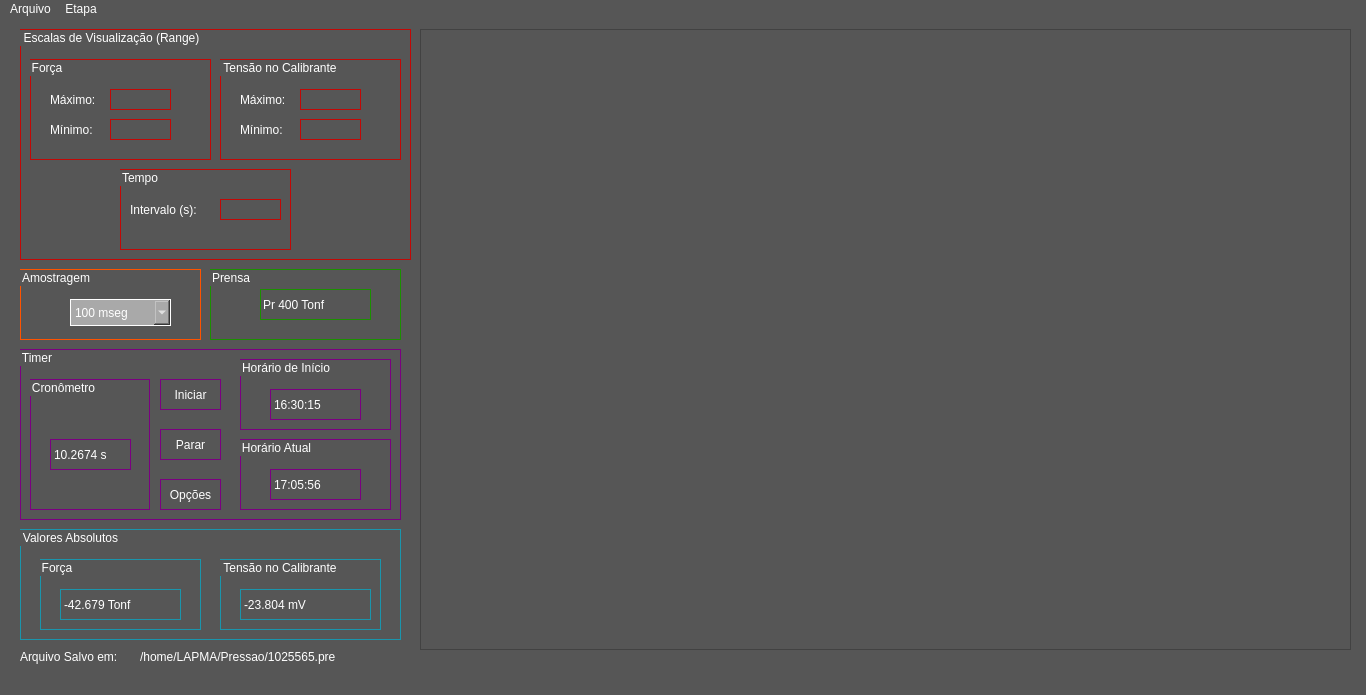
This is Interface/Resources/CalibracaoP.ui in claudinoac/SADAPMAP as Qt 5 draws it before an edit. The edited form follows.
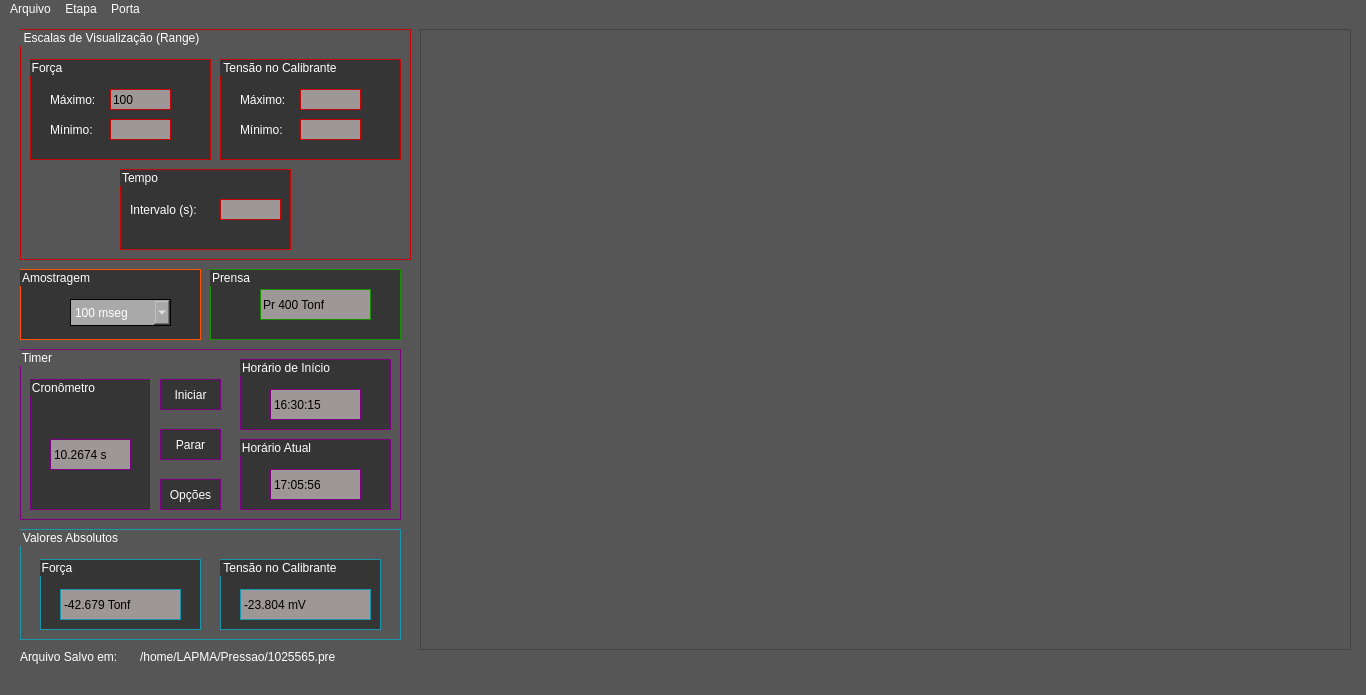
This is the edited form.

Commit message: Separação de classes em arquivos e config. serial na interface

Diff of the .ui file:
```diff
--- a/Interface/Resources/CalibracaoP.ui
+++ b/Interface/Resources/CalibracaoP.ui
@@ -87,6 +87,9 @@
        <height>101</height>
       </rect>
      </property>
+     <property name="styleSheet">
+      <string notr="true">background-color:rgb(53, 53, 53)</string>
+     </property>
      <property name="title">
       <string>Força</string>
      </property>
@@ -99,6 +102,13 @@
         <height>21</height>
        </rect>
       </property>
+      <property name="styleSheet">
+       <string notr="true">color:rgb(0,0,0);
+background-color: rgb(158, 151, 151);</string>
+      </property>
+      <property name="text">
+       <string>100</string>
+      </property>
      </widget>
      <widget class="QLabel" name="f_max_label">
       <property name="geometry">
@@ -141,6 +151,10 @@
         <height>21</height>
        </rect>
       </property>
+      <property name="styleSheet">
+       <string notr="true">color:rgb(0,0,0);
+background-color: rgb(158, 151, 151);</string>
+      </property>
      </widget>
     </widget>
     <widget class="QGroupBox" name="pressaoBox">
@@ -152,6 +166,9 @@
        <height>101</height>
       </rect>
      </property>
+     <property name="styleSheet">
+      <string notr="true">background-color:rgb(53, 53, 53)</string>
+     </property>
      <property name="title">
       <string>Tensão no Calibrante</string>
      </property>
@@ -164,6 +181,10 @@
         <height>21</height>
        </rect>
       </property>
+      <property name="styleSheet">
+       <string notr="true">color:rgb(0,0,0);
+background-color: rgb(158, 151, 151);</string>
+      </property>
      </widget>
      <widget class="QLabel" name="p_max_label">
       <property name="geometry">
@@ -206,6 +227,10 @@
         <height>21</height>
        </rect>
       </property>
+      <property name="styleSheet">
+       <string notr="true">color:rgb(0,0,0);
+background-color: rgb(158, 151, 151);</string>
+      </property>
      </widget>
     </widget>
     <widget class="QGroupBox" name="forcaBox_2">
@@ -217,6 +242,9 @@
        <height>81</height>
       </rect>
      </property>
+     <property name="styleSheet">
+      <string notr="true">background-color:rgb(53, 53, 53)</string>
+     </property>
      <property name="title">
       <string>Tempo</string>
      </property>
@@ -229,6 +257,10 @@
         <height>21</height>
        </rect>
       </property>
+      <property name="styleSheet">
+       <string notr="true">color:rgb(0,0,0);
+background-color: rgb(158, 151, 151);</string>
+      </property>
      </widget>
      <widget class="QLabel" name="f_max_label_2">
       <property name="geometry">
@@ -258,7 +290,8 @@
      </rect>
     </property>
     <property name="styleSheet">
-     <string notr="true">border:1px solid rgb(255, 83, 0);
+     <string notr="true">background-color:rgb(53, 53, 53);
+border:1px solid rgb(255, 83, 0);
 color: rgb(255,255,255);</string>
     </property>
     <property name="title">
@@ -274,8 +307,9 @@
       </rect>
      </property>
      <property name="styleSheet">
-      <string notr="true">border-color: rgb(255,255,255);
+      <string notr="true">border-color: rgb(0,0,0);
 background-color: rgb(169, 169, 169);
+
 </string>
      </property>
      <item>
@@ -349,11 +383,14 @@
        <height>31</height>
       </rect>
      </property>
+     <property name="styleSheet">
+      <string notr="true">background-color:rgb(53, 53, 53)</string>
+     </property>
      <property name="text">
       <string>Opções</string>
      </property>
     </widget>
-    <widget class="QPushButton" name="stopTimerButton">
+    <widget class="QPushButton" name="initTimerButton">
      <property name="geometry">
       <rect>
        <x>140</x>
@@ -362,6 +399,9 @@
        <height>31</height>
       </rect>
      </property>
+     <property name="styleSheet">
+      <string notr="true">background-color:rgb(53, 53, 53)</string>
+     </property>
      <property name="text">
       <string>Iniciar</string>
      </property>
@@ -375,6 +415,9 @@
        <height>131</height>
       </rect>
      </property>
+     <property name="styleSheet">
+      <string notr="true">background-color:rgb(53, 53, 53)</string>
+     </property>
      <property name="title">
       <string>Cronômetro</string>
      </property>
@@ -387,6 +430,11 @@
         <height>31</height>
        </rect>
       </property>
+      <property name="styleSheet">
+       <string notr="true">background-color: rgb(158, 151, 151);
+color:rgb(0, 0, 0);
+font: 75 12pt &quot;Noto Serif&quot;;</string>
+      </property>
       <property name="text">
        <string>10.2674 s</string>
       </property>
@@ -401,6 +449,9 @@
        <height>71</height>
       </rect>
      </property>
+     <property name="styleSheet">
+      <string notr="true">background-color:rgb(53, 53, 53)</string>
+     </property>
      <property name="title">
       <string>Horário de Início</string>
      </property>
@@ -414,7 +465,9 @@
        </rect>
       </property>
       <property name="styleSheet">
-       <string notr="true">font: 14pt &quot;Noto Serif&quot;;</string>
+       <string notr="true">background-color: rgb(158, 151, 151);
+color:rgb(0, 0, 0);
+font: 14pt &quot;Noto Serif&quot;;</string>
       </property>
       <property name="text">
        <string>16:30:15</string>
@@ -430,6 +483,9 @@
        <height>71</height>
       </rect>
      </property>
+     <property name="styleSheet">
+      <string notr="true">background-color:rgb(53, 53, 53)</string>
+     </property>
      <property name="title">
       <string>Horário Atual</string>
      </property>
@@ -443,14 +499,16 @@
        </rect>
       </property>
       <property name="styleSheet">
-       <string notr="true">font: 14pt &quot;Noto Serif&quot;;</string>
+       <string notr="true">background-color: rgb(158, 151, 151);
+color:rgb(0, 0, 0);
+font: 14pt &quot;Noto Serif&quot;;</string>
       </property>
       <property name="text">
        <string>17:05:56</string>
       </property>
      </widget>
     </widget>
-    <widget class="QPushButton" name="stopTimerButton_2">
+    <widget class="QPushButton" name="stopTimerButton">
      <property name="geometry">
       <rect>
        <x>140</x>
@@ -459,6 +517,9 @@
        <height>31</height>
       </rect>
      </property>
+     <property name="styleSheet">
+      <string notr="true">background-color:rgb(53, 53, 53)</string>
+     </property>
      <property name="text">
       <string>Parar</string>
      </property>
@@ -474,7 +535,8 @@
      </rect>
     </property>
     <property name="styleSheet">
-     <string notr="true">border: 1px solid rgb(27, 144, 0);</string>
+     <string notr="true">border: 1px solid rgb(27, 144, 0);
+background-color:rgb(53, 53, 53)</string>
     </property>
     <property name="title">
      <string>Prensa</string>
@@ -489,7 +551,9 @@
       </rect>
      </property>
      <property name="styleSheet">
-      <string notr="true">font: 12pt &quot;Noto Serif&quot;;</string>
+      <string notr="true">font: 12pt &quot;Noto Serif&quot;;
+color:rgb(0,0,0);
+background-color: rgb(158, 151, 151);</string>
      </property>
      <property name="text">
       <string>Pr 400 Tonf</string>
@@ -520,6 +584,9 @@
        <height>71</height>
       </rect>
      </property>
+     <property name="styleSheet">
+      <string notr="true">background-color:rgb(53, 53, 53)</string>
+     </property>
      <property name="title">
       <string>Força</string>
      </property>
@@ -533,7 +600,9 @@
        </rect>
       </property>
       <property name="styleSheet">
-       <string notr="true">font: 14pt &quot;Noto Serif&quot;;</string>
+       <string notr="true">background-color: rgb(158, 151, 151);
+color:rgb(0, 0, 0);
+font: 14pt &quot;Noto Serif&quot;;</string>
       </property>
       <property name="text">
        <string>-42.679 Tonf</string>
@@ -549,6 +618,9 @@
        <height>71</height>
       </rect>
      </property>
+     <property name="styleSheet">
+      <string notr="true">background-color:rgb(53, 53, 53)</string>
+     </property>
      <property name="title">
       <string>Tensão no Calibrante</string>
      </property>
@@ -562,7 +634,9 @@
        </rect>
       </property>
       <property name="styleSheet">
-       <string notr="true">font: 14pt &quot;Noto Serif&quot;;</string>
+       <string notr="true">background-color: rgb(158, 151, 151);
+color:rgb(0, 0, 0);
+font: 14pt &quot;Noto Serif&quot;;</string>
       </property>
       <property name="text">
        <string>-23.804 mV</string>
@@ -603,10 +677,10 @@
      <x>0</x>
      <y>0</y>
      <width>1366</width>
-     <height>25</height>
+     <height>23</height>
     </rect>
    </property>
-   <widget class="QMenu" name="Menuzinho">
+   <widget class="QMenu" name="menuArquivo">
     <property name="title">
      <string>Arquivo</string>
     </property>
@@ -622,8 +696,14 @@
     <addaction name="actionCalibra_o_T"/>
     <addaction name="actionProcessamento"/>
    </widget>
-   <addaction name="Menuzinho"/>
+   <widget class="QMenu" name="menuPorta">
+    <property name="title">
+     <string>Porta</string>
+    </property>
+   </widget>
+   <addaction name="menuArquivo"/>
    <addaction name="menuEtapa"/>
+   <addaction name="menuPorta"/>
   </widget>
   <widget class="QStatusBar" name="statusBar"/>
   <action name="actionCalibra_o_P">
```
Left out of the diff: 63 changed lines with no effect on the pictures. The commit also changes 15 other files.
